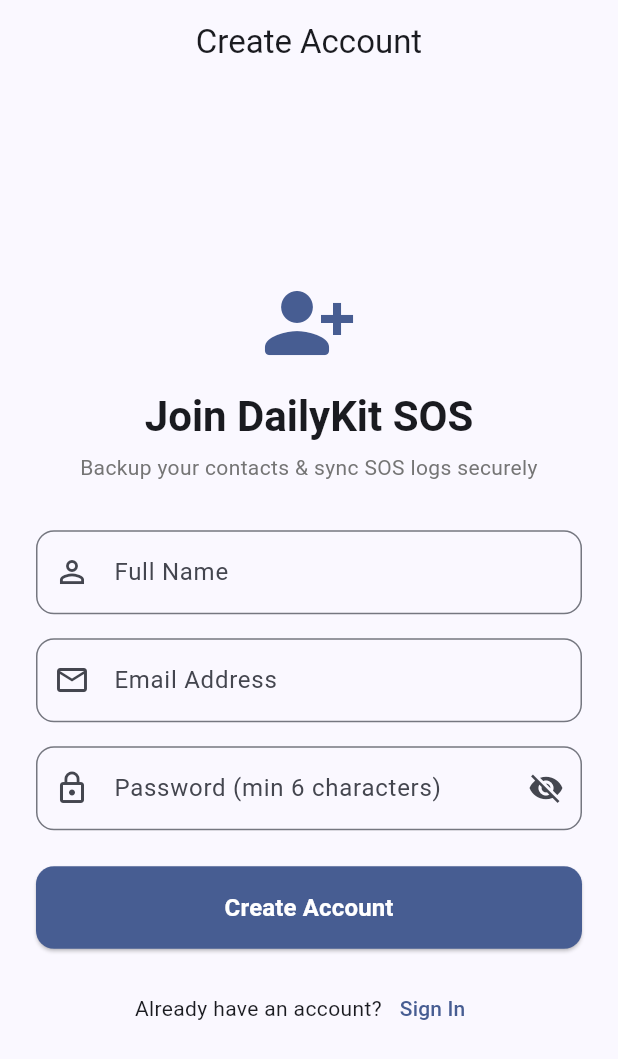
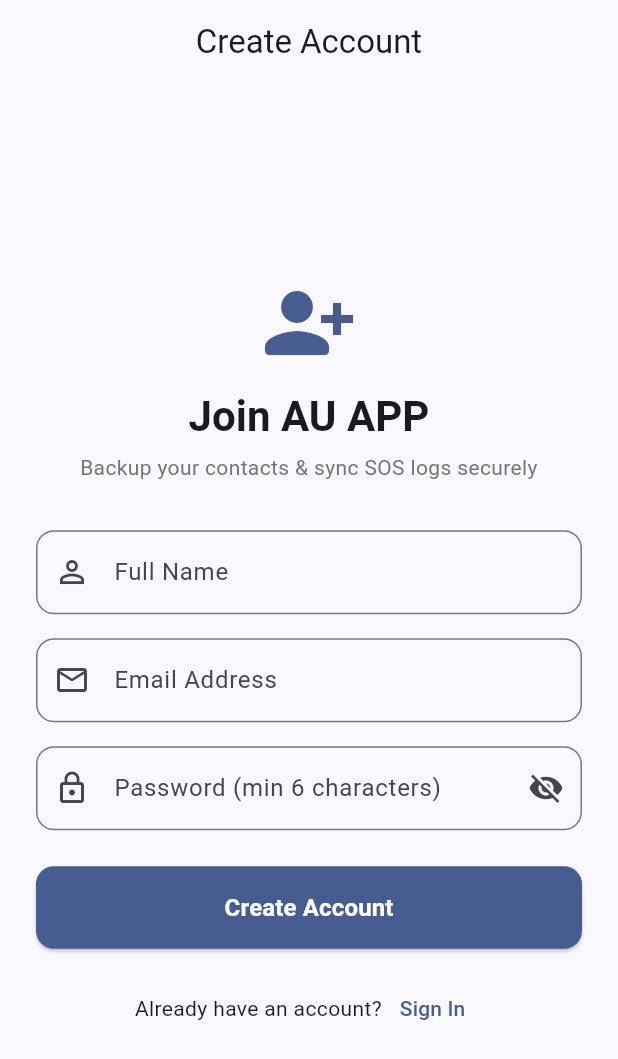
Before and after one commit to UdhayKiran1427/SOS-APP, a Flutter app: the RegisterScreen screen opened directly, on a phone screen of 412 x 824 dp. Shown: the top 1059 px of the screen. Run offline on Flutter 3.47's test engine with Material 3 defaults, Android fonts, the phone set to English and light mode, and no system bars; our stand-ins replace dio, flutter_contacts, flutter_secure_storage, geolocator, permission_handler, sqflite and 1 more; accounts and stored records are empty.

Commit message:
fix: ensure immediate port bind, improve auth errors, and update branding

```diff
--- a/dailykit_app/lib/screens/auth/login_screen.dart
+++ b/dailykit_app/lib/screens/auth/login_screen.dart
@@ -70,7 +70,7 @@
                   ),
                   const SizedBox(height: 12),
                   Text(
-                    'DailyKit SOS',
+                    'AU APP',
                     textAlign: TextAlign.center,
                     style: theme.textTheme.headlineMedium?.copyWith(
                       fontWeight: FontWeight.bold,
--- a/dailykit_app/lib/screens/auth/register_screen.dart
+++ b/dailykit_app/lib/screens/auth/register_screen.dart
@@ -73,7 +73,7 @@
                   ),
                   const SizedBox(height: 12),
                   Text(
-                    'Join DailyKit SOS',
+                    'Join AU APP',
                     textAlign: TextAlign.center,
                     style: theme.textTheme.headlineMedium?.copyWith(
                       fontWeight: FontWeight.bold,
```
Also changed, not shown: dailykit_app/lib/providers/auth_provider.dart (+20 -4 lines), 3 other files.
